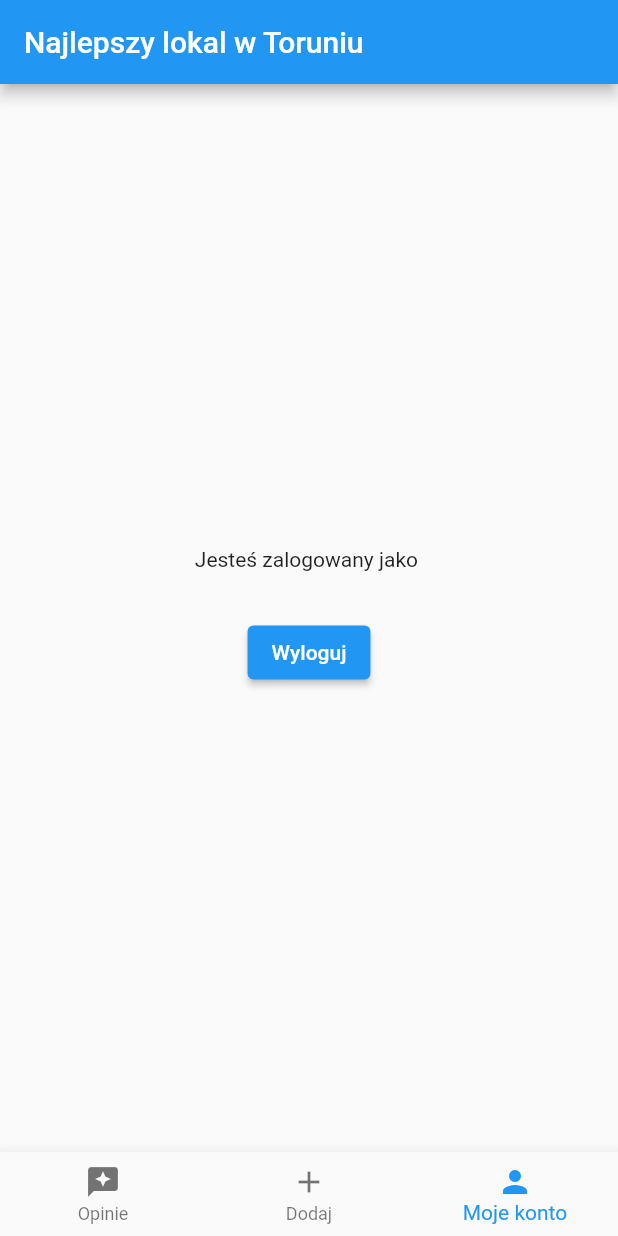
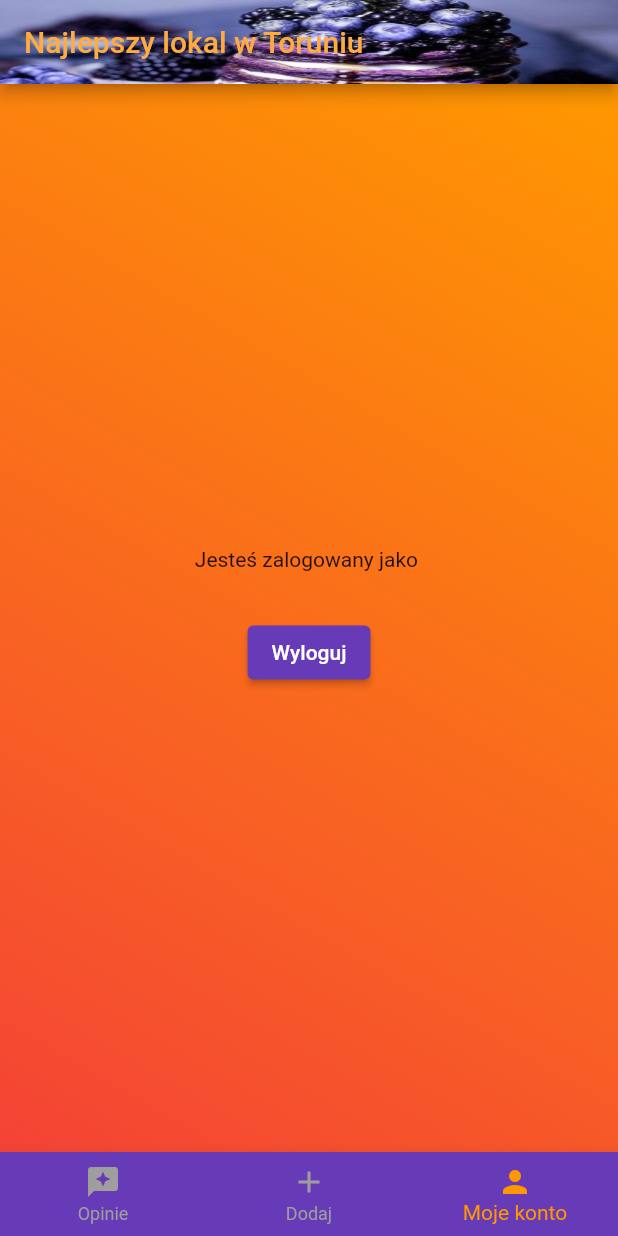
Before and after one commit to zuzannagarstecka/najlepsza_restauracja, a Flutter app: the screen it shows once a user with an empty profile is signed in, item 3 of the bottom bar chosen, after a tap on "Wyloguj", on a phone screen of 412 x 824 dp. Run offline on Flutter 3.47's test engine with Material 2 defaults, Android fonts, the phone set to English and light mode, and no system bars; our stand-ins replace cloud_firestore, firebase_auth, firebase_core; accounts and stored records are empty; network calls fail.

Commit message:
Changing App Colours

```diff
--- a/lib/app/home/add_opinion/add_opinion_page_content.dart
+++ b/lib/app/home/add_opinion/add_opinion_page_content.dart
@@ -29,6 +29,9 @@ class _AddOpinionPageContentState extends State<AddOpinionPageContent> {
             TextField(
               decoration: const InputDecoration(
                 hintText: 'Podaj nazwę lokalu',
+                focusedBorder: UnderlineInputBorder(
+                  borderSide: BorderSide(color: Colors.deepPurple, width: 3),
+                ),
               ),
               onChanged: (newValue) {
                 setState(() {
@@ -39,6 +42,12 @@ class _AddOpinionPageContentState extends State<AddOpinionPageContent> {
             TextField(
               decoration: const InputDecoration(
                 hintText: 'Podaj nazwę naleśnika',
+                focusedBorder: UnderlineInputBorder(
+                  borderSide: BorderSide(
+                    color: Colors.deepPurple,
+                    width: 3,
+                  ),
+                ),
               ),
               onChanged: (newValue) {
                 setState(() {
@@ -57,6 +66,8 @@ class _AddOpinionPageContentState extends State<AddOpinionPageContent> {
               max: 6.0,
               divisions: 10,
               label: rating.toString(),
+              activeColor: Colors.deepPurple,
+              inactiveColor: Colors.grey,
             ),
             ElevatedButton(
               onPressed: localName.isEmpty || pancakeName.isEmpty
@@ -69,6 +80,9 @@ class _AddOpinionPageContentState extends State<AddOpinionPageContent> {
                       });
                       widget.onSave();
                     },
+              style: ElevatedButton.styleFrom(
+                backgroundColor: Colors.deepPurple,
+              ),
               child: const Text('Dodaj'),
             ),
           ],
--- a/lib/app/home/home_page.dart
+++ b/lib/app/home/home_page.dart
@@ -22,10 +22,31 @@ class _HomePageState extends State<HomePage> {
   @override
   Widget build(BuildContext context) {
     return Scaffold(
+      backgroundColor: Colors.orangeAccent,
       appBar: AppBar(
-        title: const Text('Najlepszy lokal w Toruniu'),
+        backgroundColor: Colors.deepPurple,
+        title: const Text(
+          'Najlepszy lokal w Toruniu',
+          style: TextStyle(
+            color: Colors.orangeAccent,
           ),
-      body: Builder(builder: (context) {
+        ),
+        flexibleSpace: Container(
+          decoration: const BoxDecoration(
+            image: DecorationImage(
+                image: AssetImage('images/pancakess.jpg'), fit: BoxFit.fill),
+          ),
+        ),
+      ),
+      body: Container(
+        decoration: const BoxDecoration(
+          gradient: LinearGradient(
+            colors: [Colors.orange, Colors.red],
+            begin: Alignment.topRight,
+            end: Alignment.bottomLeft,
+          ),
+        ),
+        child: Builder(builder: (context) {
           if (currentIndex == 0) {
             return const LocalsPageContent();
           }
@@ -38,7 +59,13 @@ class _HomePageState extends State<HomePage> {
           }
           return MyAccountPageContent(email: widget.user.email);
         }),
+      ),
       bottomNavigationBar: BottomNavigationBar(
+        selectedItemColor: Colors.orange,
+        selectedLabelStyle: const TextStyle(color: Colors.orange),
+        unselectedItemColor: Colors.grey,
+        unselectedLabelStyle: const TextStyle(color: Colors.grey),
+        backgroundColor: Colors.deepPurple,
         currentIndex: currentIndex,
         onTap: (newIndex) {
           setState(() {
@@ -47,7 +74,9 @@ class _HomePageState extends State<HomePage> {
         },
         items: const [
           BottomNavigationBarItem(
-            icon: Icon(Icons.reviews),
+            icon: Icon(
+              Icons.reviews,
+            ),
             label: 'Opinie',
           ),
           BottomNavigationBarItem(
--- a/lib/app/home/my_account/my_account_page_content.dart
+++ b/lib/app/home/my_account/my_account_page_content.dart
@@ -21,6 +21,9 @@ class MyAccountPageContent extends StatelessWidget {
             onPressed: () {
               FirebaseAuth.instance.signOut();
             },
+            style: ElevatedButton.styleFrom(
+              backgroundColor: Colors.deepPurple,
+            ),
             child: const Text('Wyloguj'),
           ),
         ],
--- a/lib/app/login/login_page.dart
+++ b/lib/app/login/login_page.dart
@@ -20,7 +20,16 @@ class _LoginPageState extends State<LoginPage> {
   @override
   Widget build(BuildContext context) {
     return Scaffold(
-      body: Center(
+      backgroundColor: Colors.orangeAccent,
+      body: Container(
+        decoration: const BoxDecoration(
+          gradient: LinearGradient(
+            colors: [Colors.orange, Colors.red],
+            begin: Alignment.topRight,
+            end: Alignment.bottomLeft,
+          ),
+        ),
+        child: Center(
           child: Padding(
             padding: const EdgeInsets.all(20.0),
             child: Column(
@@ -34,12 +43,24 @@ class _LoginPageState extends State<LoginPage> {
                     : 'Zaloguj się'),
                 TextField(
                   controller: widget.emailController,
-                decoration: const InputDecoration(hintText: 'E-mail'),
+                  decoration: const InputDecoration(
+                    hintText: 'E-mail',
+                    focusedBorder: UnderlineInputBorder(
+                      borderSide:
+                          BorderSide(color: Colors.deepPurple, width: 3),
+                    ),
+                  ),
                 ),
                 TextField(
                   controller: widget.passwordController,
                   obscureText: true,
-                decoration: const InputDecoration(hintText: 'Hasło'),
+                  decoration: const InputDecoration(
+                    hintText: 'Hasło',
+                    focusedBorder: UnderlineInputBorder(
+                      borderSide:
+                          BorderSide(color: Colors.deepPurple, width: 3),
+                    ),
+                  ),
                 ),
                 const SizedBox(
                   height: 30,
@@ -75,6 +96,9 @@ class _LoginPageState extends State<LoginPage> {
                       }
                     }
                   },
+                  style: ElevatedButton.styleFrom(
+                    backgroundColor: Colors.deepPurple,
+                  ),
                   child: Text(isCreatingAccount == true
                       ? 'Zarejestruj się'
                       : 'Zaloguj się'),
@@ -87,7 +111,10 @@ class _LoginPageState extends State<LoginPage> {
                         isCreatingAccount = true;
                       });
                     },
-                  child: const Text('Utwórz konto'),
+                    child: const Text(
+                      'Utwórz konto',
+                      style: TextStyle(color: Colors.deepPurple),
+                    ),
                   ),
                 ],
                 if (isCreatingAccount == true) ...[
@@ -97,13 +124,17 @@ class _LoginPageState extends State<LoginPage> {
                         isCreatingAccount = false;
                       });
                     },
-                  child: const Text('Masz już konto?'),
+                    child: const Text(
+                      'Masz już konto?',
+                      style: TextStyle(color: Colors.deepPurple),
+                    ),
                   ),
                 ],
               ],
             ),
           ),
         ),
+      ),
     );
   }
 }
--- a/pubspec.yaml
+++ b/pubspec.yaml
@@ -39,6 +39,7 @@ dependencies:
   firebase_core: ^2.2.0
   firebase_auth: ^4.1.2
   cloud_firestore: ^4.1.0
+  bordered_text: ^2.0.0
 
 dev_dependencies:
   flutter_test:
@@ -63,9 +64,8 @@ flutter:
   uses-material-design: true
 
   # To add assets to your application, add an assets section, like this:
-  # assets:
-  #   - images/a_dot_burr.jpeg
-  #   - images/a_dot_ham.jpeg
+  assets:
+    - images/
 
   # An image asset can refer to one or more resolution-specific "variants", see
   # https://flutter.dev/assets-and-images/#resolution-aware
```
Also changed, not shown: images/pancake-2.jpg (added), images/pancakes.jpg (added), images/pancakess.jpg (added), pubspec.lock. Lines whose indentation alone changed are shown as unchanged.
